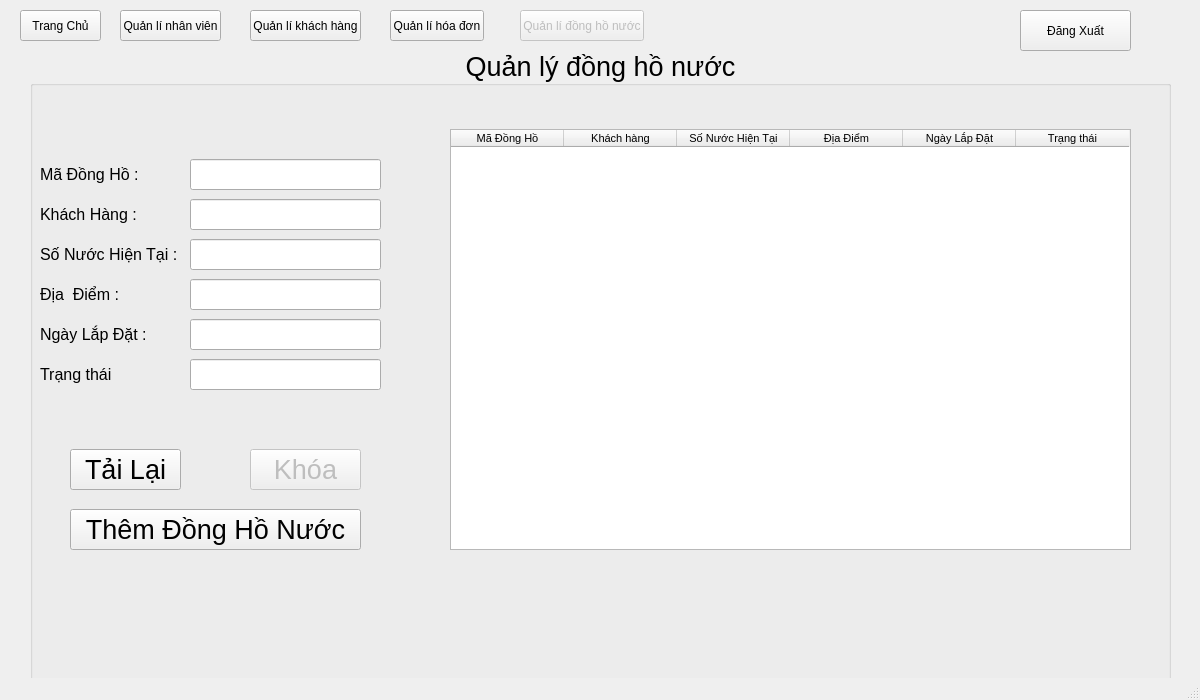
Above: GUI/UI/QuanLyDongHo.ui from MinhVi2004/WaterManagement before the change. Below: the same form after it.
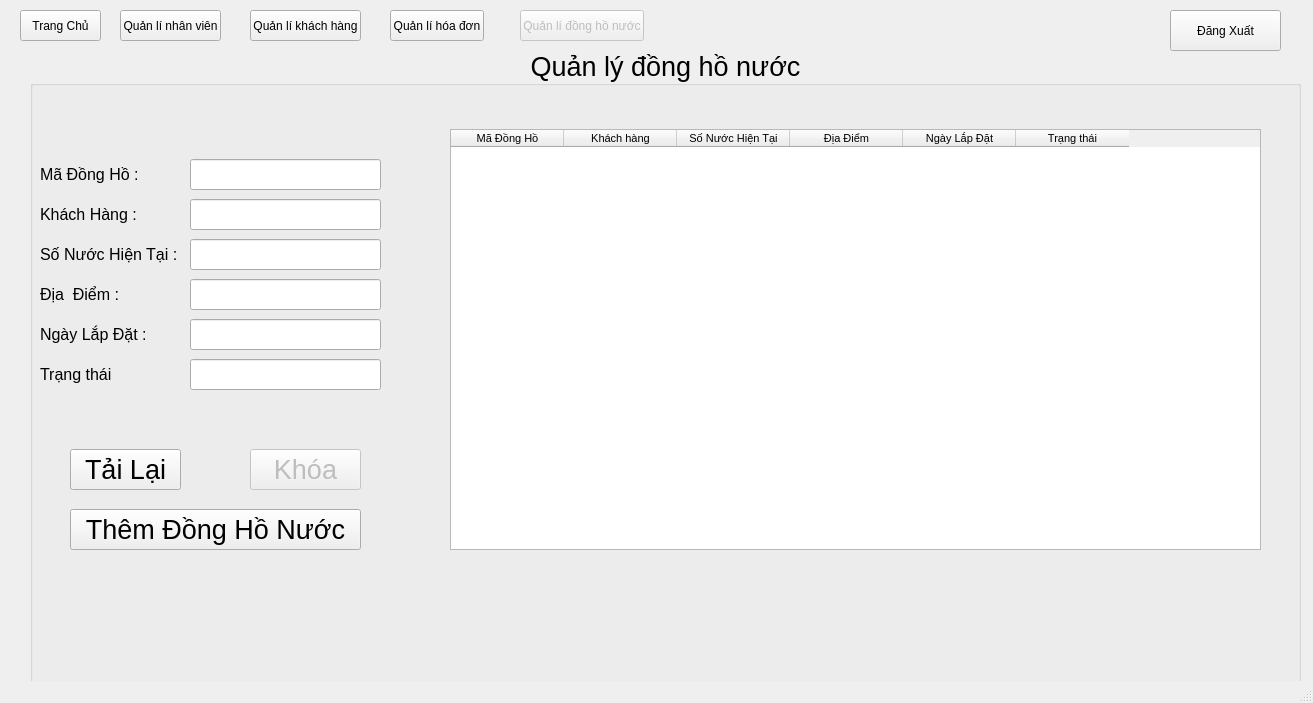
That is the form after the change.

What changed in the file:
```diff
--- a/GUI/UI/QuanLyDongHo.ui
+++ b/GUI/UI/QuanLyDongHo.ui
@@ -6,8 +6,8 @@
    <rect>
     <x>0</x>
     <y>0</y>
-    <width>1200</width>
-    <height>700</height>
+    <width>1313</width>
+    <height>703</height>
    </rect>
   </property>
   <property name="windowTitle">
@@ -121,7 +121,7 @@
      <rect>
       <x>30</x>
       <y>49</y>
-      <width>1141</width>
+      <width>1271</width>
       <height>691</height>
      </rect>
     </property>
@@ -219,7 +219,7 @@
       <rect>
        <x>420</x>
        <y>80</y>
-       <width>681</width>
+       <width>811</width>
        <height>421</height>
       </rect>
      </property>
@@ -494,7 +494,7 @@
    <widget class="QPushButton" name="btnDangXuat">
     <property name="geometry">
      <rect>
-      <x>1020</x>
+      <x>1170</x>
       <y>10</y>
       <width>111</width>
       <height>41</height>
```
Left out of the diff: 4 changed lines with no effect on the pictures.
